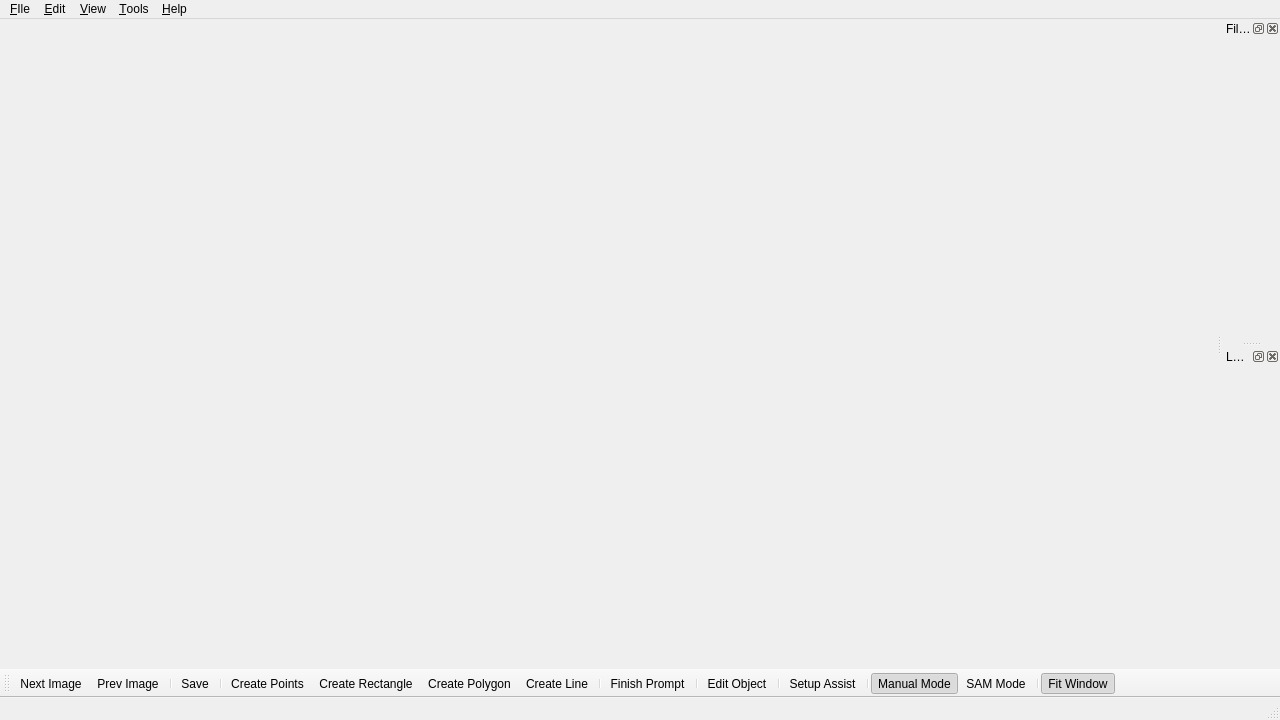
The window that src/widgets/main_window/form.ui (J094/label-anything) describes before a commit, drawn with Qt 5.
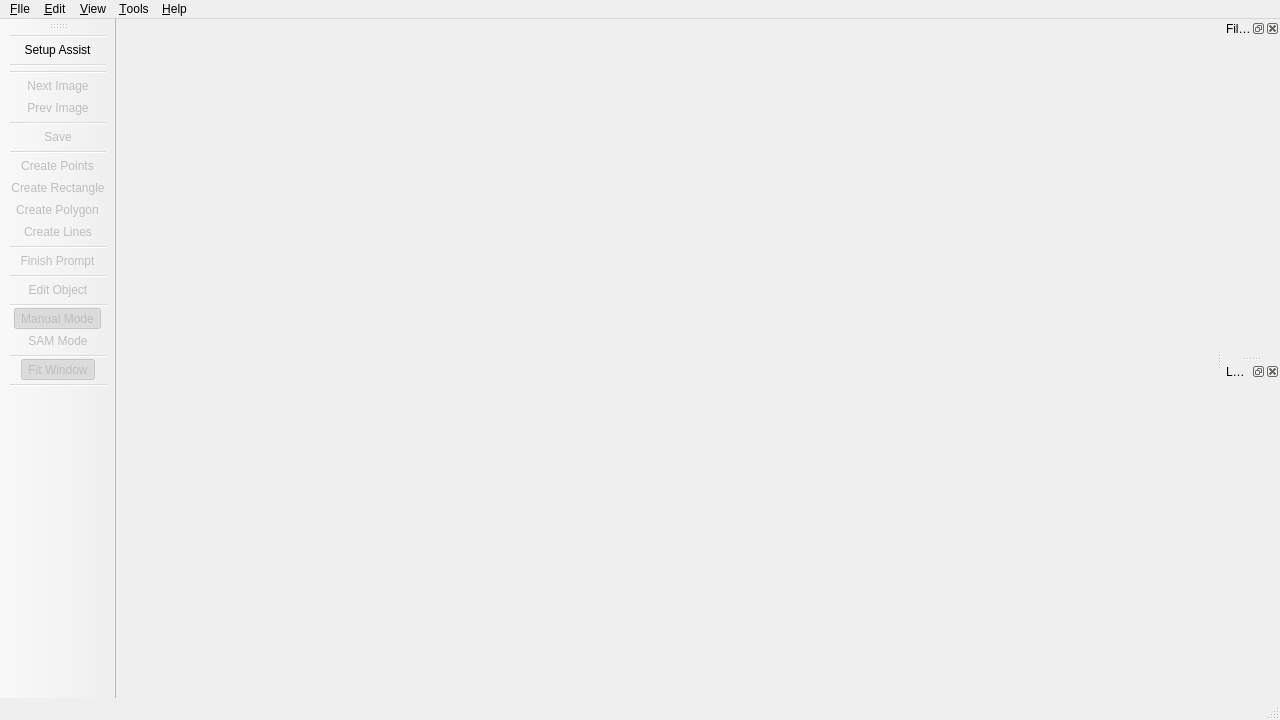
The same window after the commit.

Diff of the .ui file:
```diff
--- a/src/widgets/main_window/form.ui
+++ b/src/widgets/main_window/form.ui
@@ -134,11 +134,15 @@
     <set>Qt::AllToolBarAreas</set>
    </property>
    <attribute name="toolBarArea">
-    <enum>BottomToolBarArea</enum>
+    <enum>LeftToolBarArea</enum>
    </attribute>
    <attribute name="toolBarBreak">
     <bool>false</bool>
    </attribute>
+   <addaction name="separator"/>
+   <addaction name="action_Setup_Assist"/>
+   <addaction name="separator"/>
+   <addaction name="separator"/>
    <addaction name="action_Next_Image"/>
    <addaction name="action_Prev_Image"/>
    <addaction name="separator"/>
@@ -147,18 +151,17 @@
    <addaction name="action_Create_Points"/>
    <addaction name="action_Create_Rectangle"/>
    <addaction name="action_Create_Polygon"/>
-   <addaction name="action_Create_Line"/>
+   <addaction name="action_Create_Lines"/>
    <addaction name="separator"/>
    <addaction name="action_Finish_Prompt"/>
    <addaction name="separator"/>
    <addaction name="action_Edit_Object"/>
    <addaction name="separator"/>
-   <addaction name="action_Setup_Assist"/>
-   <addaction name="separator"/>
    <addaction name="action_Manual_Mode"/>
    <addaction name="action_SAM_Mode"/>
    <addaction name="separator"/>
    <addaction name="action_Fit_Window"/>
+   <addaction name="separator"/>
   </widget>
   <action name="action_Open_Dir">
    <property name="text">
@@ -171,16 +174,25 @@
    </property>
   </action>
   <action name="action_Next_Image">
+   <property name="enabled">
+    <bool>false</bool>
+   </property>
    <property name="text">
     <string>&amp;Next Image</string>
    </property>
   </action>
   <action name="action_Prev_Image">
+   <property name="enabled">
+    <bool>false</bool>
+   </property>
    <property name="text">
     <string>&amp;Prev Image</string>
    </property>
   </action>
   <action name="action_Save">
+   <property name="enabled">
+    <bool>false</bool>
+   </property>
    <property name="text">
     <string>&amp;Save</string>
    </property>
@@ -235,26 +247,44 @@
    </property>
   </action>
   <action name="action_Create_Points">
+   <property name="enabled">
+    <bool>false</bool>
+   </property>
    <property name="text">
     <string>Create &amp;Points</string>
    </property>
   </action>
   <action name="action_Create_Rectangle">
+   <property name="enabled">
+    <bool>false</bool>
+   </property>
    <property name="text">
     <string>Create &amp;Rectangle</string>
    </property>
   </action>
   <action name="action_Create_Polygon">
+   <property name="enabled">
+    <bool>false</bool>
+   </property>
    <property name="text">
     <string>Create &amp;Polygon</string>
    </property>
   </action>
-  <action name="action_Create_Line">
+  <action name="action_Create_Lines">
+   <property name="enabled">
+    <bool>false</bool>
+   </property>
    <property name="text">
-    <string>Create &amp;Line</string>
+    <string>Create &amp;Lines</string>
+   </property>
+   <property name="toolTip">
+    <string>Create Lines</string>
    </property>
   </action>
   <action name="action_Edit_Object">
+   <property name="enabled">
+    <bool>false</bool>
+   </property>
    <property name="text">
     <string>&amp;Edit Object</string>
    </property>
@@ -286,6 +316,9 @@
    <property name="checked">
     <bool>true</bool>
    </property>
+   <property name="enabled">
+    <bool>false</bool>
+   </property>
    <property name="text">
     <string>&amp;Manual Mode</string>
    </property>
@@ -294,6 +327,9 @@
    <property name="checkable">
     <bool>true</bool>
    </property>
+   <property name="enabled">
+    <bool>false</bool>
+   </property>
    <property name="text">
     <string>&amp;SAM Mode</string>
    </property>
@@ -366,11 +402,17 @@
    <property name="checked">
     <bool>true</bool>
    </property>
+   <property name="enabled">
+    <bool>false</bool>
+   </property>
    <property name="text">
     <string>Fit Window</string>
    </property>
   </action>
   <action name="action_Finish_Prompt">
+   <property name="enabled">
+    <bool>false</bool>
+   </property>
    <property name="text">
     <string>&amp;Finish Prompt</string>
    </property>
```
Left out of the diff: 50 changed lines with no effect on the pictures.
